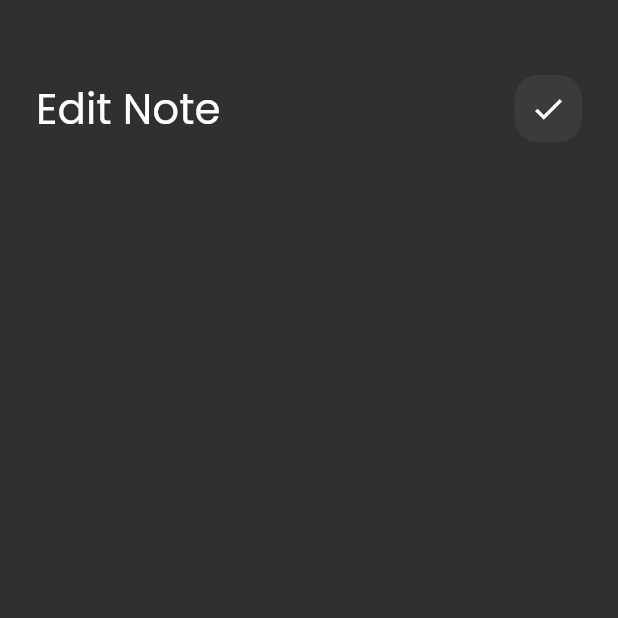
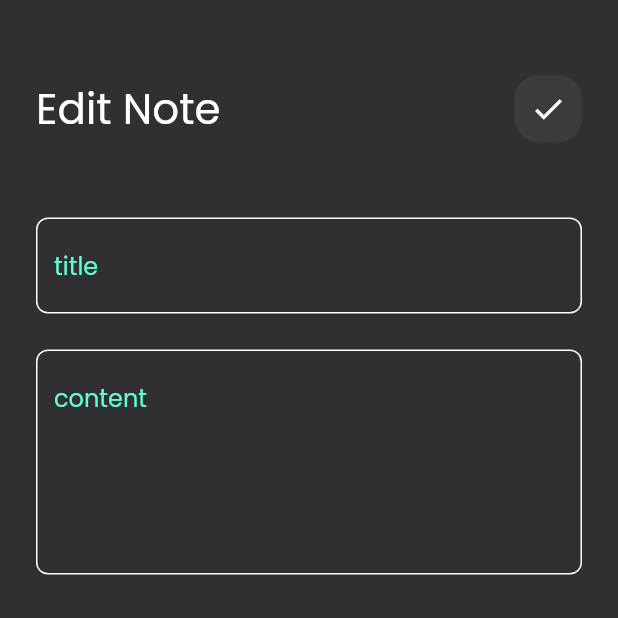
Before and after one commit to Ahmedezzat94/note_app1, a Flutter app: the EditNoteView screen opened directly, on a phone screen of 412 x 824 dp, the top half of it. Run offline on Flutter 3.47's test engine with Material 2 defaults, Android fonts, the phone set to English and light mode, and no system bars.

Commit message:
edit note view ui done

```diff
--- a/lib/views/widgets/custom_search_icon.dart
+++ b/lib/views/widgets/custom_search_icon.dart
@@ -6,7 +6,9 @@ class CustomSearchIcon extends StatelessWidget {
 
   @override
   Widget build(BuildContext context) {
-    return Container(
+    return InkWell(
+      onTap: (){},
+      child: Container(
         height:45,
         width: 45,
         decoration: BoxDecoration(
@@ -16,6 +18,7 @@ class CustomSearchIcon extends StatelessWidget {
         child: Center(
           child:Icon(icon,size: 24,),
         ),
+      ),
     );
   }
 }
--- a/lib/views/widgets/edit_note_view_body.dart
+++ b/lib/views/widgets/edit_note_view_body.dart
@@ -1,4 +1,5 @@
 import 'package:flutter/material.dart';
+import 'package:note_app1/views/widgets/custom_text_field.dart';
 import 'custom_app_bar.dart';
 
 class EditNoteViewBody extends StatelessWidget {
@@ -16,7 +17,14 @@ class EditNoteViewBody extends StatelessWidget {
           CustomAppBar(
             title: 'Edit Note',
             icon:(Icons.check),
-          )
+          ),
+          SizedBox(
+            height:50,
+          ),
+          CustomTextField(hint: "title"),
+          SizedBox(height:24,),
+          CustomTextField(hint: "content",maxLines: 5,),
+
         ],
       ),
     );
```
Lines whose indentation alone changed are shown as unchanged.
